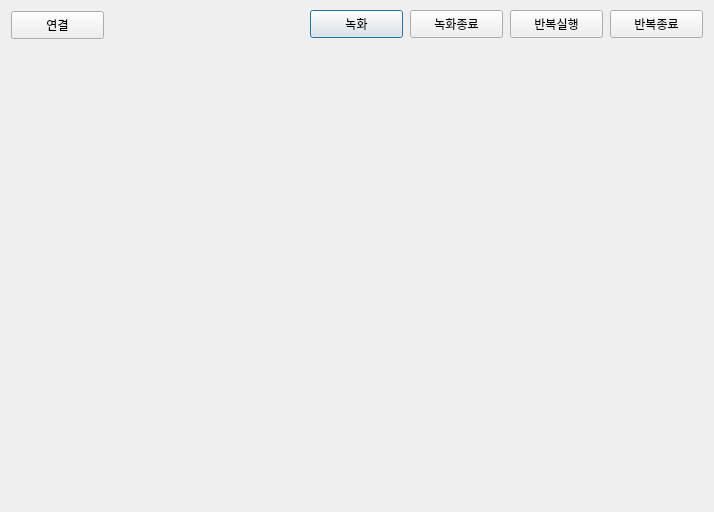
sioscorial/jumac, file macro.ui: the form before one commit.
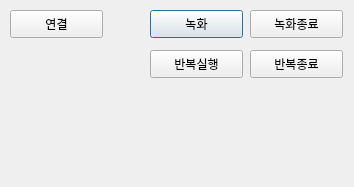
The form after the commit.

The edit to the form file:
```diff
--- a/macro.ui
+++ b/macro.ui
@@ -6,8 +6,8 @@
    <rect>
     <x>0</x>
     <y>0</y>
-    <width>714</width>
-    <height>512</height>
+    <width>354</width>
+    <height>187</height>
    </rect>
   </property>
   <property name="windowTitle">
@@ -16,7 +16,7 @@
   <widget class="QPushButton" name="pushButton">
    <property name="geometry">
     <rect>
-     <x>310</x>
+     <x>150</x>
      <y>10</y>
      <width>93</width>
      <height>28</height>
@@ -29,7 +29,7 @@
   <widget class="QPushButton" name="pushButton_2">
    <property name="geometry">
     <rect>
-     <x>410</x>
+     <x>250</x>
      <y>10</y>
      <width>93</width>
      <height>28</height>
@@ -42,8 +42,8 @@
   <widget class="QPushButton" name="pushButton_3">
    <property name="geometry">
     <rect>
-     <x>510</x>
-     <y>10</y>
+     <x>150</x>
+     <y>50</y>
      <width>93</width>
      <height>28</height>
     </rect>
@@ -55,8 +55,8 @@
   <widget class="QPushButton" name="pushButton_4">
    <property name="geometry">
     <rect>
-     <x>610</x>
-     <y>10</y>
+     <x>250</x>
+     <y>50</y>
      <width>93</width>
      <height>28</height>
     </rect>
@@ -68,8 +68,8 @@
   <widget class="QPushButton" name="pushButton_5">
    <property name="geometry">
     <rect>
-     <x>11</x>
-     <y>11</y>
+     <x>10</x>
+     <y>10</y>
      <width>93</width>
      <height>28</height>
     </rect>
```
Left out of the diff: 30 changed lines with no effect on the pictures.
